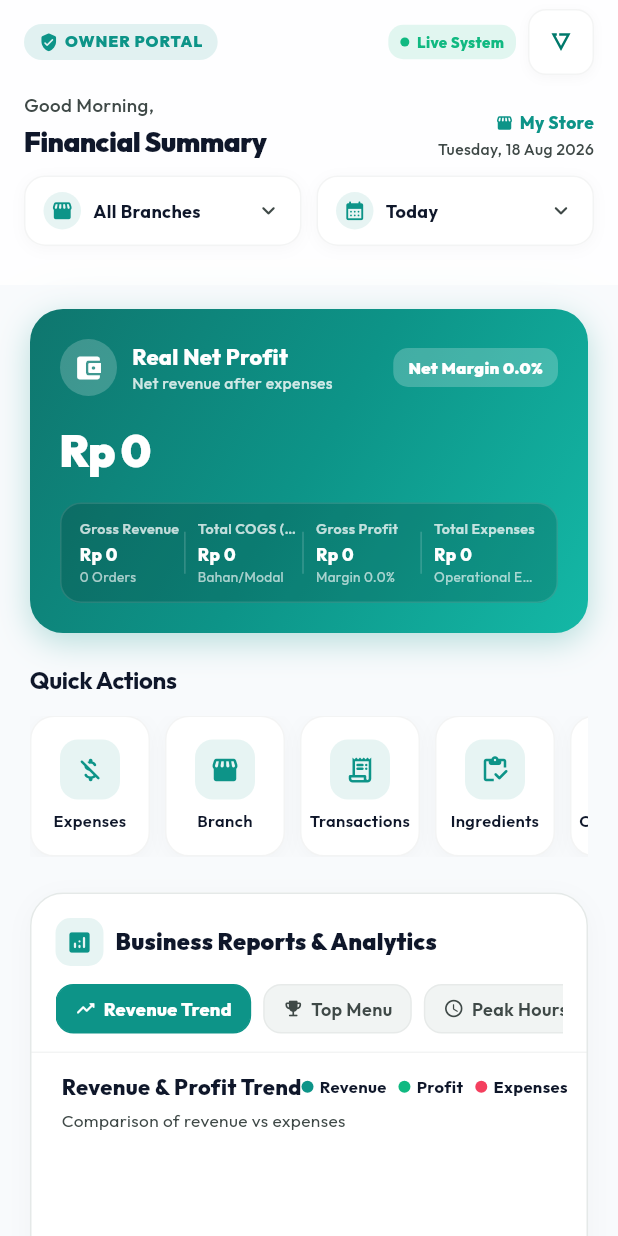
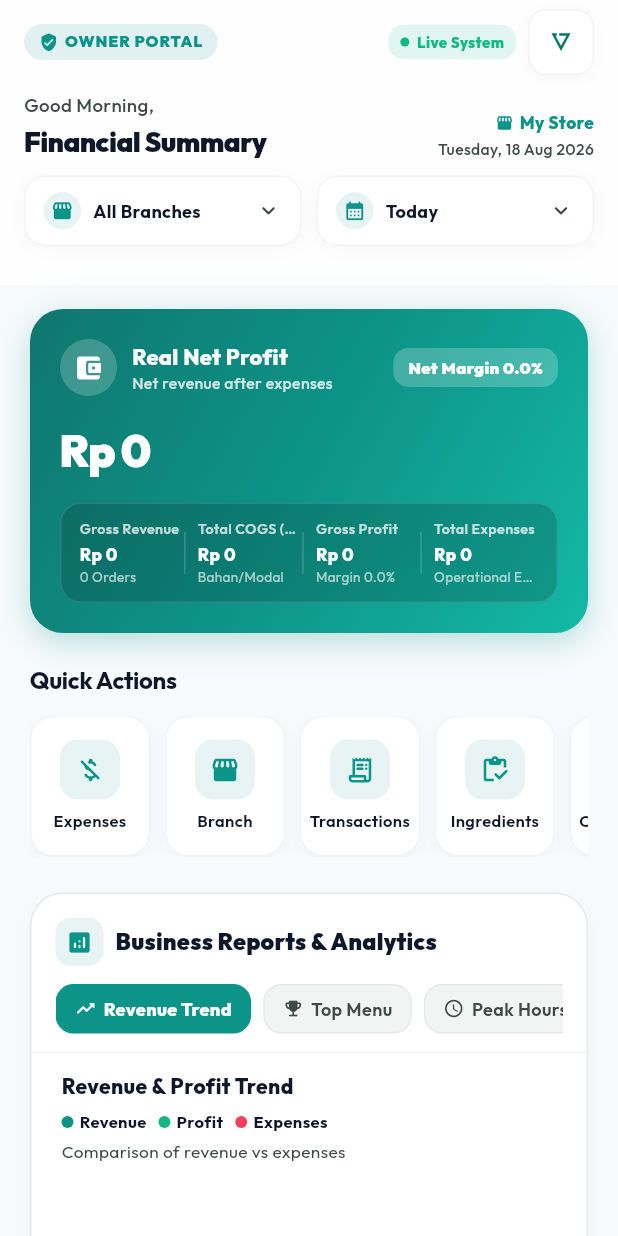
Before and after one commit to deniadamsf/zenvi-app, a Flutter app: the _DashboardOverview widget shown alone on an empty page, opened directly, on a phone screen of 412 x 824 dp. Run offline on Flutter 3.47's test engine with Material 3 defaults, Android fonts, the phone set to English and light mode, and no system bars; our stand-ins replace connectivity_plus, easy_localization, firebase_core, firebase_messaging, fl_chart, flutter_animate and 13 more; missing offline and left inert: blue_thermal_printer, esc_pos_utils_plus, google_mlkit_face_detection; accounts and stored records are empty; network calls fail.

Commit message:
fix(ui): make chart slide titles and legends wrap responsively on mobile screens

```diff
--- a/frontend_pos/lib/screens/dashboard/owner_dashboard_screen.dart
+++ b/frontend_pos/lib/screens/dashboard/owner_dashboard_screen.dart
@@ -1889,15 +1889,19 @@ class _DashboardOverviewState extends State<_DashboardOverview> {
       child: Column(
         crossAxisAlignment: CrossAxisAlignment.start,
         children: [
-          Row(
-            mainAxisAlignment: MainAxisAlignment.spaceBetween,
+          Wrap(
+            alignment: WrapAlignment.spaceBetween,
+            crossAxisAlignment: WrapCrossAlignment.center,
+            spacing: 8,
+            runSpacing: 6,
             children: [
               Text(
                 'revenue_profit_trend'.tr(context: context),
-                style: const TextStyle(fontWeight: FontWeight.w800, fontSize: 14.5),
+                style: const TextStyle(fontWeight: FontWeight.w800, fontSize: 14),
               ),
               Wrap(
                 spacing: 8,
+                runSpacing: 4,
                 children: [
                   _buildChartLegend(color: theme.colorScheme.primary, label: 'revenue_label'.tr(context: context)),
                   _buildChartLegend(color: const Color(0xFF10B981), label: 'profit_label'.tr(context: context)),
@@ -1936,12 +1940,15 @@ class _DashboardOverviewState extends State<_DashboardOverview> {
       child: Column(
         crossAxisAlignment: CrossAxisAlignment.start,
         children: [
-          Row(
-            mainAxisAlignment: MainAxisAlignment.spaceBetween,
+          Wrap(
+            alignment: WrapAlignment.spaceBetween,
+            crossAxisAlignment: WrapCrossAlignment.center,
+            spacing: 8,
+            runSpacing: 6,
             children: [
               Text(
                 'peak_hours_analysis'.tr(context: context),
-                style: const TextStyle(fontWeight: FontWeight.w800, fontSize: 14.5),
+                style: const TextStyle(fontWeight: FontWeight.w800, fontSize: 14),
               ),
               Container(
                 padding: const EdgeInsets.symmetric(horizontal: 8, vertical: 3),
```
